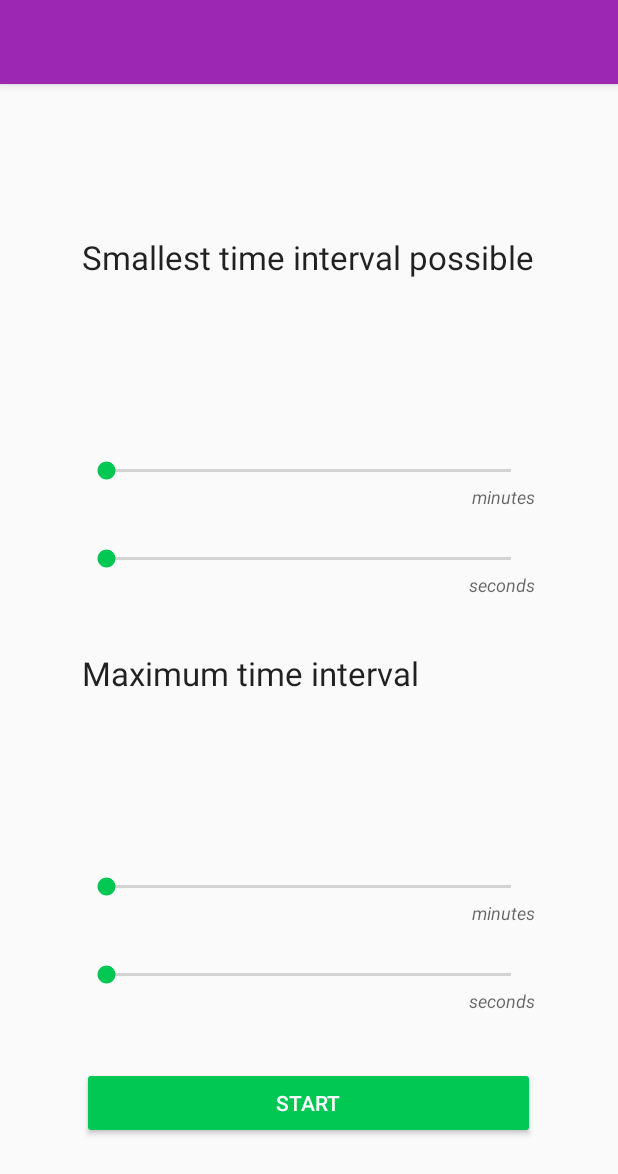
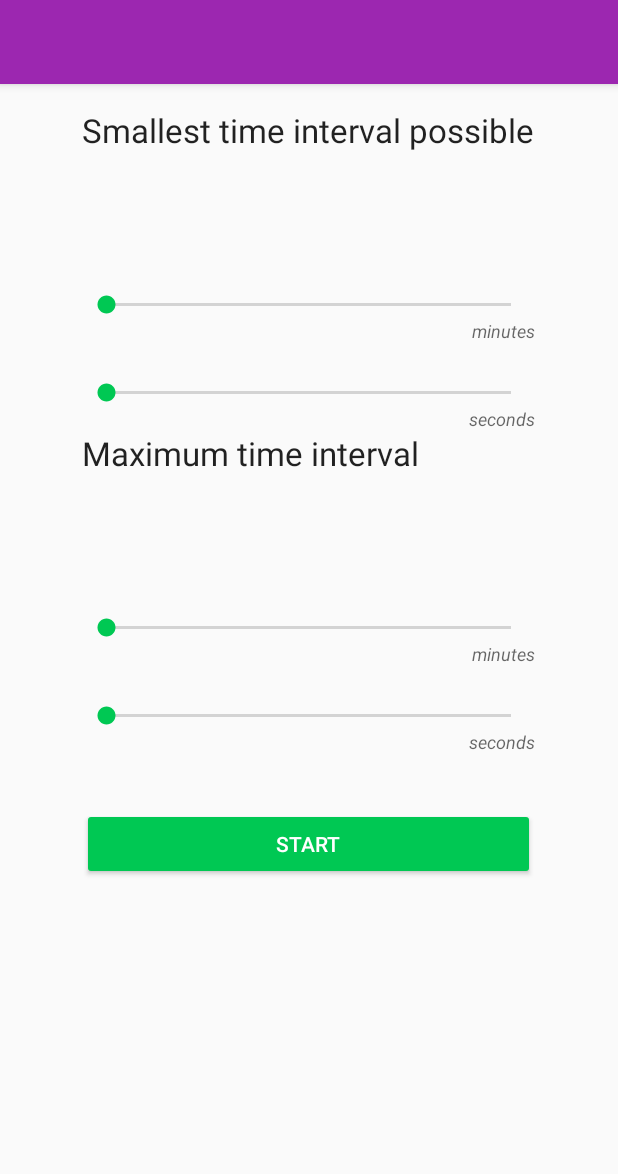
Before and after one commit to carvaq/random-ticker, an Android app: the layout activity_main.xml on its own in the app's theme, with its tools: preview values and no code run, on a phone screen of 412 x 824 dp. Shown: the top 1174 px of the screen. Run offline under Robolectric (Android 15) with nearby library versions, the phone set to English and light mode, and no system bars.

```diff
--- a/app/src/main/res/layout/activity_main.xml
+++ b/app/src/main/res/layout/activity_main.xml
@@ -28,7 +28,7 @@
         <LinearLayout
             android:layout_width="wrap_content"
             android:layout_height="wrap_content"
-            android:layout_gravity="center"
+            android:layout_gravity="center_horizontal"
             android:orientation="vertical"
             android:padding="@dimen/activityPadding">
 
--- a/app/src/main/res/layout/content_minimum_value.xml
+++ b/app/src/main/res/layout/content_minimum_value.xml
@@ -3,8 +3,7 @@
               xmlns:tools="http://schemas.android.com/tools"
               android:layout_width="match_parent"
               android:layout_height="wrap_content"
-              android:orientation="vertical"
-              tools:showIn="@layout/content_main">
+              android:orientation="vertical">
 
     <TextView
         style="@style/AppTheme.Interval.Description"
--- a/app/src/main/res/values-sw480dp/dimens.xml
+++ b/app/src/main/res/values-sw480dp/dimens.xml
@@ -1,6 +1,5 @@
 <?xml version="1.0" encoding="utf-8"?>
 <resources>
     <dimen name="activityPadding">64dp</dimen>
-    <dimen name="touchHeight">64dp</dimen>
     <dimen name="dismissButtonMinSize">128dp</dimen>
 </resources>
--- a/app/src/main/res/values/dimens.xml
+++ b/app/src/main/res/values/dimens.xml
@@ -4,7 +4,5 @@
     <dimen name="sectionMargin">36dp</dimen>
     <dimen name="titleMargin">8dp</dimen>
     <dimen name="widgetMargin">24dp</dimen>
-    <dimen name="touchHeight">48dp</dimen>
     <dimen name="dismissButtonMinSize">80dp</dimen>
-    <dimen name="fab_margin">16dp</dimen>
 </resources>
--- a/app/src/main/res/values/ic_launcher_background.xml
+++ /dev/null
@@ -1,4 +0,0 @@
-<?xml version="1.0" encoding="utf-8"?>
-<resources>
-  <color name="ic_launcher_background">#FFFFFF</color>
-</resources>
--- a/app/src/main/res/values/styles.xml
+++ b/app/src/main/res/values/styles.xml
@@ -36,15 +36,8 @@
 
 
     <style name="AppTheme.Interval.Description">
-        <item name="android:minLines">2</item>
         <item name="android:textAppearance">@style/Base.TextAppearance.AppCompat.Large</item>
-        <item name="android:layout_marginTop">@dimen/sectionMargin</item>
         <item name="android:layout_marginBottom">@dimen/titleMargin</item>
-    </style>
-
-    <style name="AppTheme.NoActionBar">
-        <item name="windowActionBar">false</item>
-        <item name="windowNoTitle">true</item>
     </style>
 
     <style name="AppTheme.AppBarOverlay" parent="ThemeOverlay.AppCompat.Dark.ActionBar"/>
```
